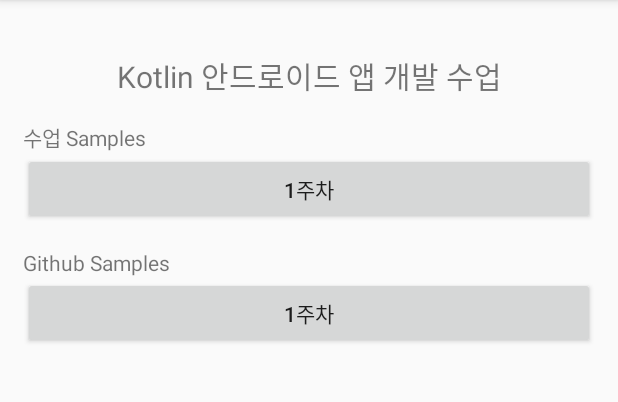
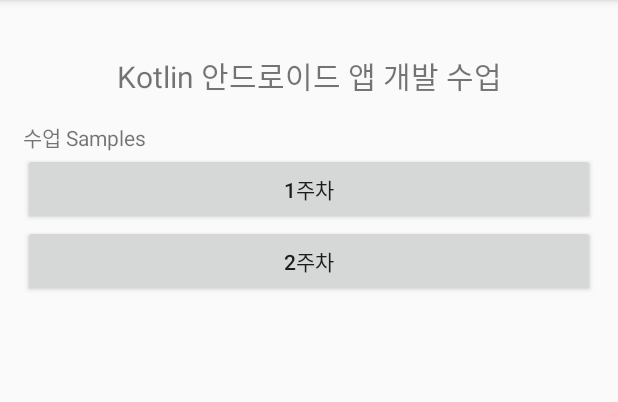
Before and after one commit to jsdev2013/KotlinDemoApp, an Android app: the screen it shows after launch (MainActivity), on a phone screen of 412 x 824 dp, the part 84-486 px from its top. Run offline under Robolectric (Android 15) with nearby library versions, the phone set to English and light mode, and no system bars.

```diff
--- a/app/src/main/res/layout/activity_main.xml
+++ b/app/src/main/res/layout/activity_main.xml
@@ -28,38 +28,16 @@
         android:text="수업 Samples"
         />
 
-    <LinearLayout
+    <Button
+        android:id="@+id/cBtn01"
         android:layout_width="match_parent"
         android:layout_height="wrap_content"
-        android:orientation="horizontal"
-        android:gravity="center_vertical">
+        android:text="1주차"/>
 
-        <Button
-            android:id="@+id/cBtn01"
-            android:layout_width="match_parent"
-            android:layout_height="wrap_content"
-            android:text="1주차"/>
-
-    </LinearLayout>
-
-    <TextView
+    <Button
+        android:id="@+id/cBtn02"
         android:layout_width="match_parent"
         android:layout_height="wrap_content"
-        android:layout_marginTop="15dp"
-        android:text="Github Samples"
-        />
+        android:text="2주차"/>
 
-    <LinearLayout
-        android:layout_width="match_parent"
-        android:layout_height="wrap_content"
-        android:orientation="horizontal"
-        android:gravity="center_vertical">
-
-        <Button
-            android:id="@+id/gBtn01"
-            android:layout_width="match_parent"
-            android:layout_height="wrap_content"
-            android:text="1주차"/>
-
-    </LinearLayout>
 </LinearLayout>
```
Also changed, not shown: app/src/main/java/com/jisu/kotlindemoapp/Class01Activity.kt (+13 -2 lines), app/src/main/java/com/jisu/kotlindemoapp/Class01LoginViewActivity.kt (+14 -0 lines), app/src/main/res/layout/activity_class01.xml (+4 -3 lines), app/src/main/res/layout/activity_class01_login_view.xml (+30 -14 lines).
